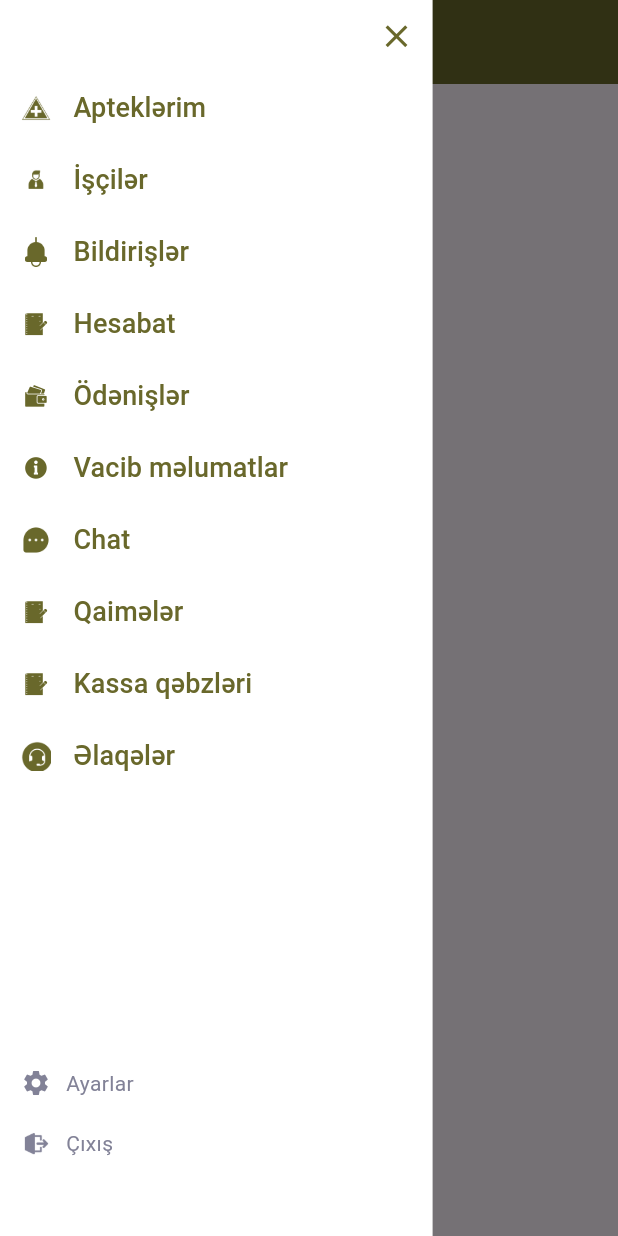
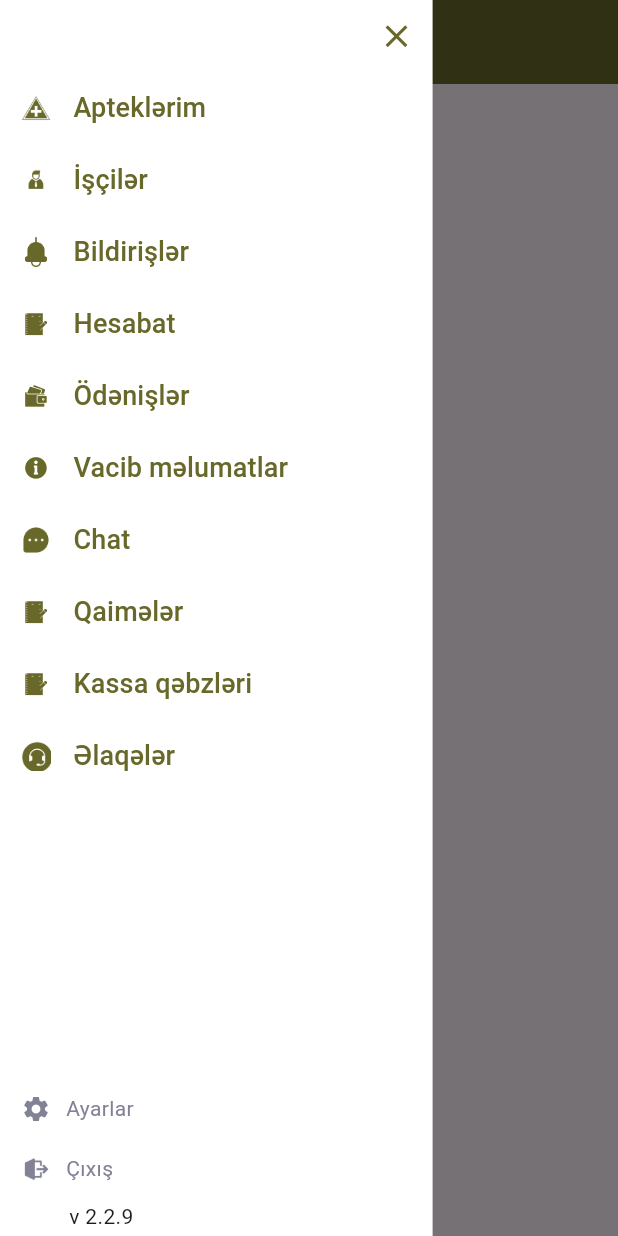
Before and after one commit to KhayyamA47/zeytun_mobile, a Flutter app: the SelectPharmacyView screen opened by its route, with the side drawer open, on a phone screen of 412 x 824 dp. Run offline on Flutter 3.47's test engine with Material 3 defaults, Android fonts, the phone set to English and light mode, and no system bars; our stand-ins replace dio, firebase_core, firebase_messaging, flutter_html, flutter_local_notifications, flutter_secure_storage and 6 more; missing offline and left inert: dart:ffi, flutter_cached_pdfview, flutter_inappwebview; accounts and stored records are empty; network calls fail.

Commit message:
Some minor fixes.

```diff
--- a/lib/UI/home_page/home.dart
+++ b/lib/UI/home_page/home.dart
@@ -57,7 +57,7 @@ class HomeView extends StatelessWidget {
                     ? Center(
                         child: Padding(
                           padding:  EdgeInsets.only(top: MediaQuery.of(context).size.height*0.4),
-                          child: CircularProgressIndicator(color: Colors.black),
+                          child: CircularProgressIndicator(color: mainColor),
                         ))
                     : homeController.searchText.value.length != 0
                         ? pharmacyList(homeController.searchList)
--- a/lib/core/dio/interceptor.dart
+++ b/lib/core/dio/interceptor.dart
@@ -31,11 +31,6 @@ class DioInterceptor extends dio.Interceptor {
     log("err response => ${err.response!.statusCode.toString()}");
     log("err response => ${err.response}");
     log("err response dwwdww => ${err.requestOptions.uri}");
-      Get.defaultDialog(
-          title: err.requestOptions.uri.toString(), middleText: '${err.response!.statusCode}\n\n\n${err.response}');
-      // toastMessage(
-      //     "${err.requestOptions.uri}\n${err.response!.statusCode}\n${err.response}");
-
     if (err.response?.statusCode == 401) {
       try {
         final dio.RequestOptions requestOptions = err.requestOptions;
--- a/lib/global/drawer.dart
+++ b/lib/global/drawer.dart
@@ -123,12 +123,12 @@ class ProjectDrower extends StatelessWidget {
                 ],
               ),
               Positioned.fill(
-                  bottom: 32,
+                  bottom: 2,
                   child: Align(
                       alignment: Alignment.bottomCenter,
                       child: Container(
                           width: double.infinity,
-                          height: 80,
+                          height: 93,
                           child: Column(
                             crossAxisAlignment: CrossAxisAlignment.start,
                             children: [
@@ -182,6 +182,10 @@ class ProjectDrower extends StatelessWidget {
                                           TextStyle(color: Color(0xFF828297))),
                                 ]),
                               ),
+                              Padding(
+                                padding:  EdgeInsets.only(left: 32,top: 12),
+                                child: Text("v 2.2.9"),
+                              )
                             ],
                           )))),
             ],
```
Also changed, not shown: lib/UI/important_information/method/list_companent.dart (+9 -5 lines), lib/UI/notification/notification_view.dart (+66 -15 lines), 1 other file.
